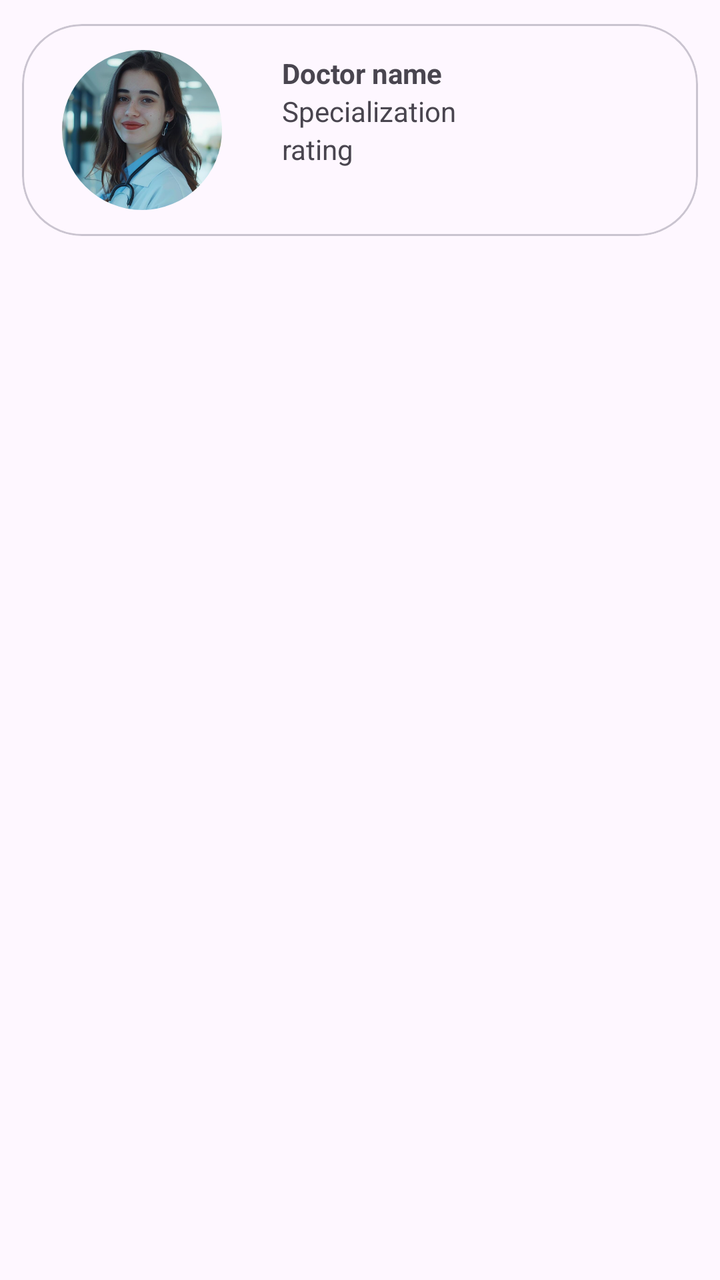
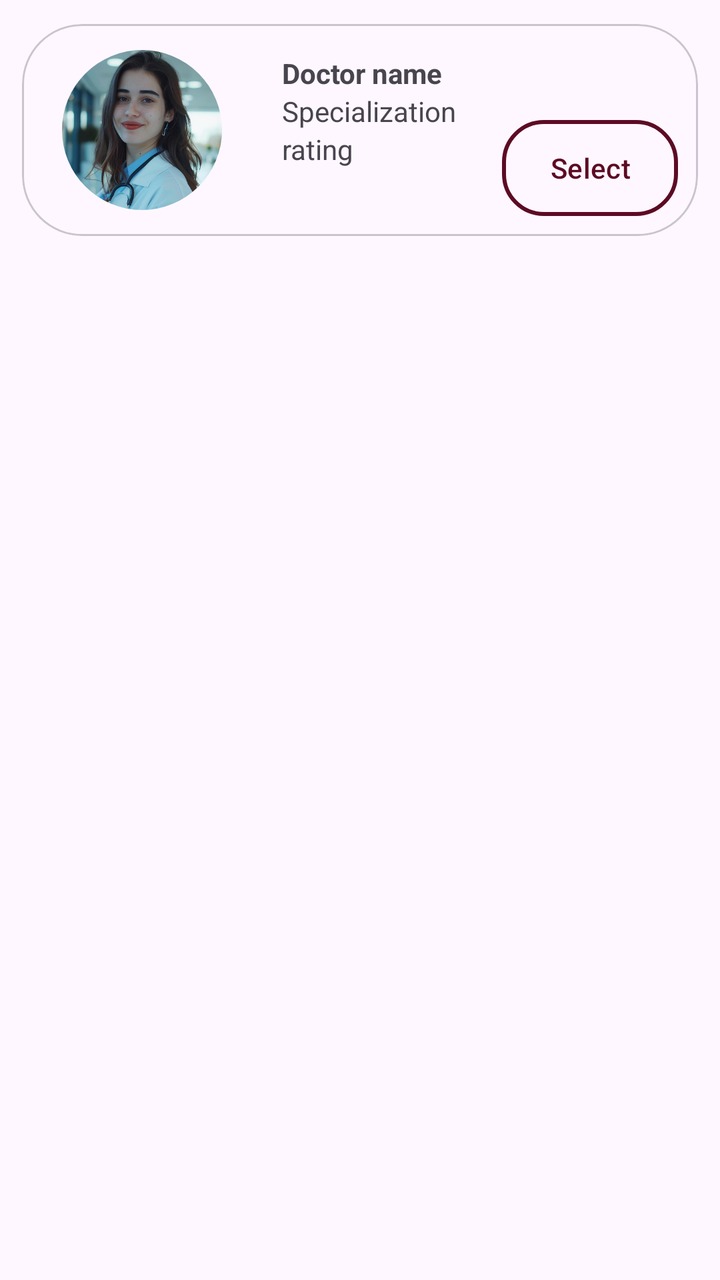

Compare the two renders of this Android layout. The source of the first and the diff that turns it into the second are given below.
<!-- AndroidManifest.xml: application theme Theme.Hospital_Appointment_System -->
<!-- res/layout/choise_card.xml -->
<?xml version="1.0" encoding="utf-8"?>
<LinearLayout xmlns:android="http://schemas.android.com/apk/res/android"
    android:layout_width="match_parent"
    android:layout_height="match_parent"
    xmlns:app="http://schemas.android.com/apk/res-auto"
    android:orientation="vertical">


    <com.google.android.material.card.MaterialCardView
        android:layout_width="match_parent"
        android:layout_height="130dp"
        app:cardCornerRadius="30dp"
        app:cardUseCompatPadding="true"
        >


        <LinearLayout
            android:layout_width="match_parent"
            android:layout_height="match_parent"
            android:orientation="horizontal">

            <com.google.android.material.imageview.ShapeableImageView
                android:layout_width="80dp"
                android:layout_height="80dp"
                android:layout_marginLeft="20dp"
                android:src="@drawable/doctor_image"
                android:scaleType="centerCrop"
                android:layout_gravity="center_vertical"
                app:shapeAppearanceOverlay="@style/CircleImageView"/>

            <LinearLayout
                android:layout_width="wrap_content"
                android:layout_height="wrap_content"
                android:layout_marginStart="30dp"
                android:layout_marginTop="15dp"
                android:orientation="vertical">

                <TextView
                    android:id="@+id/textView"
                    android:layout_width="wrap_content"
                    android:layout_height="wrap_content"
                    android:textStyle="bold"
                    android:text="Doctor name "/>
                <TextView
                    android:layout_width="wrap_content"
                    android:layout_height="wrap_content"
                    android:text="Specialization"/>
                <TextView
                    android:layout_width="wrap_content"
                    android:layout_height="wrap_content"
                    android:text="rating"/>

            </LinearLayout>

        </LinearLayout>
    </com.google.android.material.card.MaterialCardView>

</LinearLayout>
<!-- resources referenced by this layout -->
<resources>
  <!-- drawable doctor_image: png bitmap (drawable, 201036 bytes) -->
  <style name="CircleImageView">
          <item name="cornerFamily">rounded</item>
          <item name="cornerSize">50%</item>
      </style>
  <style name="Theme.Hospital_Appointment_System" parent="Base.Theme.Hospital_Appointment_System" />
  <style name="Base.Theme.Hospital_Appointment_System" parent="Theme.Material3.DayNight.NoActionBar">
          
          
      </style>
</resources>

<!-- the commit's change to res/layout/choise_card.xml (unified diff, before → after) -->
@@ -53,6 +53,17 @@
             </LinearLayout>
 
         </LinearLayout>
+        <com.google.android.material.button.MaterialButton
+            android:id="@+id/selectDoctorBtn"
+            android:layout_width="wrap_content"
+            android:layout_height="wrap_content"
+            android:layout_gravity="end|bottom"
+            android:layout_marginRight="10dp"
+            android:layout_marginBottom="10dp"
+            android:text="Select"
+            app:backgroundTint="@null"
+            android:background="@drawable/selectbtn"
+            android:textColor="@color/selectbtn"/>
     </com.google.android.material.card.MaterialCardView>
 
 </LinearLayout>
<!-- resource entries referenced after the edit -->
@@ -1,6 +1,17 @@
 <!-- resources referenced by this layout -->
 <resources>
+  <color name="selectbtn">#5D0B24</color>
   <!-- drawable doctor_image: png bitmap (drawable, 201036 bytes) -->
+  <!-- drawable selectbtn (drawable) -->
+  <?xml version="1.0" encoding="utf-8"?>
+  <shape xmlns:android="http://schemas.android.com/apk/res/android"
+      android:shape="rectangle">
+  
+      <corners android:radius="20dp"/>
+  
+      <stroke android:width="2dp" android:color="@color/selectbtn"/>
+  
+  </shape>
   <style name="CircleImageView">
           <item name="cornerFamily">rounded</item>
           <item name="cornerSize">50%</item>
